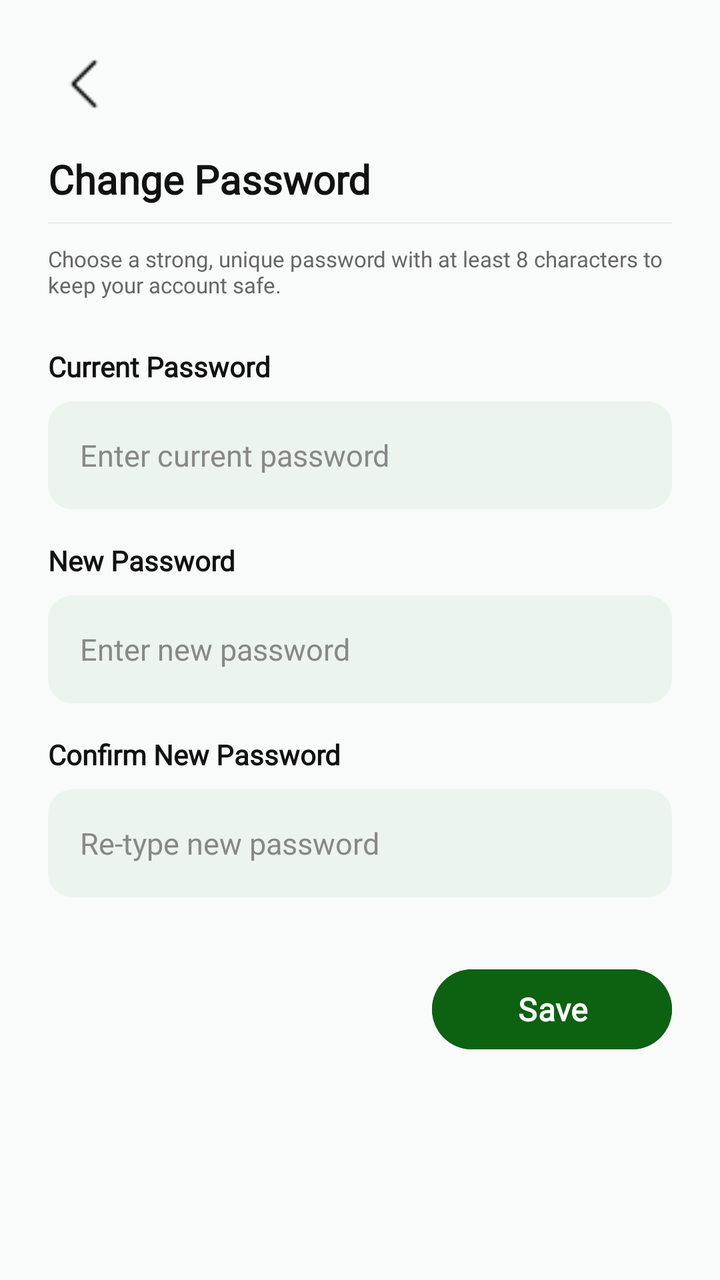
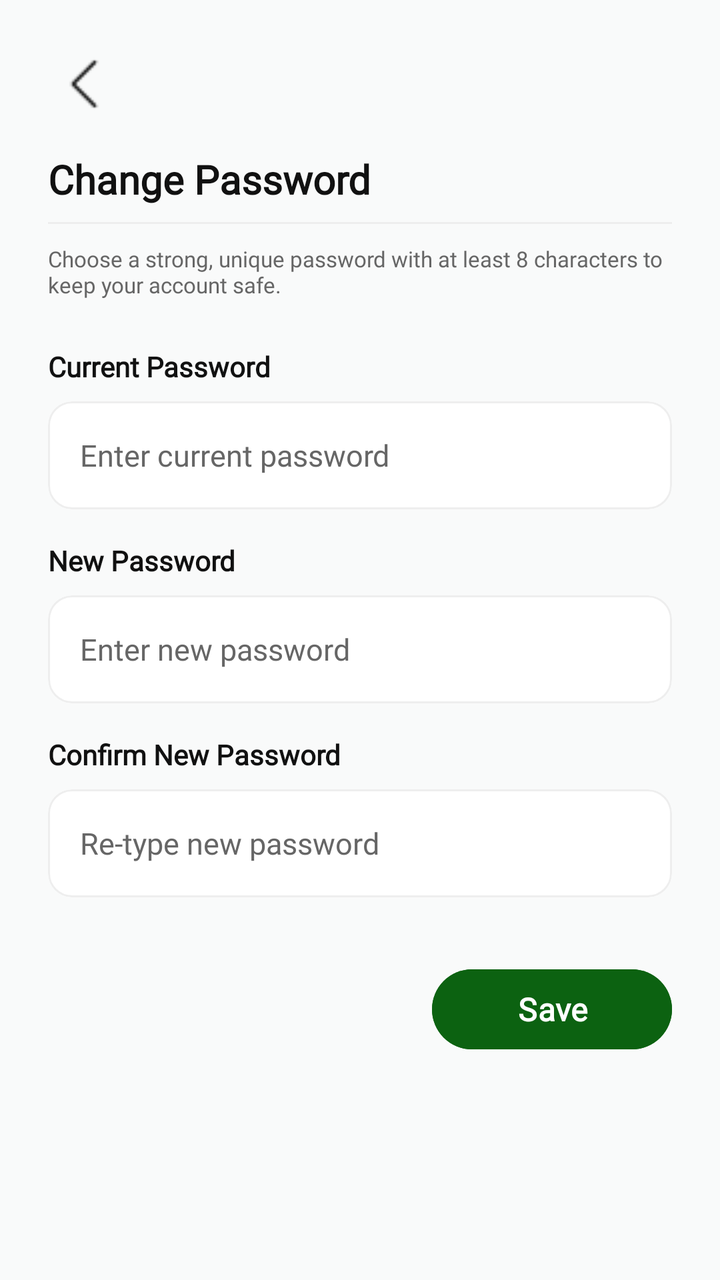

Compare the two renders of this Android layout. The source of the first and the diff that turns it into the second are given below.
<!-- AndroidManifest.xml: application theme Theme.SmartGrow -->
<!-- res/layout/fragment_change_password.xml -->
<?xml version="1.0" encoding="utf-8"?>
<ScrollView xmlns:android="http://schemas.android.com/apk/res/android"
    xmlns:app="http://schemas.android.com/apk/res-auto"
    android:id="@+id/layout_change_pass"
    android:layout_width="match_parent"
    android:layout_height="match_parent"
    android:fillViewport="true"
    android:background="#F9FAFA">

    <androidx.constraintlayout.widget.ConstraintLayout
        android:layout_width="match_parent"
        android:layout_height="wrap_content"
        android:padding="24dp">

        
        <ImageView
            android:id="@+id/btn_back_change_pass"
            android:layout_width="36dp"
            android:layout_height="36dp"
            android:background="?attr/selectableItemBackgroundBorderless"
            android:clickable="true"
            android:focusable="true"
            android:padding="4dp"
            android:src="@drawable/ic_back"
            app:layout_constraintStart_toStartOf="parent"
            app:layout_constraintTop_toTopOf="parent"
            android:contentDescription="Go back" />

        
        <TextView
            android:id="@+id/tv_change_pass_title"
            android:layout_width="0dp"
            android:layout_height="wrap_content"
            android:layout_marginTop="16dp"
            android:text="Change Password"
            android:textColor="#111111"
            android:textSize="20sp"
            android:textStyle="bold"
            android:fontFamily="@font/poppins"
            app:layout_constraintEnd_toEndOf="parent"
            app:layout_constraintStart_toStartOf="parent"
            app:layout_constraintTop_toBottomOf="@id/btn_back_change_pass" />

        
        <View
            android:id="@+id/header_divider"
            android:layout_width="0dp"
            android:layout_height="1dp"
            android:background="#EEEEEE"
            android:layout_marginTop="8dp"
            app:layout_constraintEnd_toEndOf="parent"
            app:layout_constraintStart_toStartOf="parent"
            app:layout_constraintTop_toBottomOf="@id/tv_change_pass_title"/>

        
        <TextView
            android:id="@+id/tv_change_pass_subtitle"
            android:layout_width="0dp"
            android:layout_height="wrap_content"
            android:layout_marginTop="10dp"
            android:text="Choose a strong, unique password with at least 8 characters to keep your account safe."
            android:textColor="#666666"
            android:textSize="11sp"
            android:fontFamily="@font/poppins"
            app:layout_constraintEnd_toEndOf="parent"
            app:layout_constraintStart_toStartOf="parent"
            app:layout_constraintTop_toBottomOf="@id/header_divider" />

        
        <TextView
            android:id="@+id/lbl_current_password"
            android:layout_width="0dp"
            android:layout_height="wrap_content"
            android:layout_marginTop="24dp"
            android:text="Current Password"
            android:textColor="#111111"
            android:textSize="14sp"
            android:textStyle="bold"
            android:fontFamily="@font/poppins"
            app:layout_constraintEnd_toEndOf="parent"
            app:layout_constraintStart_toStartOf="parent"
            app:layout_constraintTop_toBottomOf="@id/tv_change_pass_subtitle" />

        
        <com.google.android.material.card.MaterialCardView
            android:id="@+id/card_current_password"
            android:layout_width="0dp"
            android:layout_height="54dp"
            android:layout_marginTop="8dp"
            app:cardBackgroundColor="#EBF5EE"
            app:cardCornerRadius="12dp"
            app:cardElevation="0dp"
            app:strokeWidth="0dp"
            app:layout_constraintEnd_toEndOf="parent"
            app:layout_constraintStart_toStartOf="parent"
            app:layout_constraintTop_toBottomOf="@id/lbl_current_password">

            <EditText
                android:id="@+id/et_current_password"
                android:layout_width="match_parent"
                android:layout_height="match_parent"
                android:background="@android:color/transparent"
                android:hint="Enter current password"
                android:textColorHint="#888888"
                android:textColor="#111111"
                android:textSize="15sp"
                android:fontFamily="@font/poppins"
                android:inputType="textPassword"
                android:paddingHorizontal="16dp"
                android:importantForAutofill="no" />
        </com.google.android.material.card.MaterialCardView>

        
        <TextView
            android:id="@+id/lbl_new_password"
            android:layout_width="0dp"
            android:layout_height="wrap_content"
            android:layout_marginTop="16dp"
            android:text="New Password"
            android:textColor="#111111"
            android:textSize="14sp"
            android:textStyle="bold"
            android:fontFamily="@font/poppins"
            app:layout_constraintEnd_toEndOf="parent"
            app:layout_constraintStart_toStartOf="parent"
            app:layout_constraintTop_toBottomOf="@id/card_current_password" />

        
        <com.google.android.material.card.MaterialCardView
            android:id="@+id/card_new_password"
            android:layout_width="0dp"
            android:layout_height="54dp"
            android:layout_marginTop="8dp"
            app:cardBackgroundColor="#EBF5EE"
            app:cardCornerRadius="12dp"
            app:cardElevation="0dp"
            app:strokeWidth="0dp"
            app:layout_constraintEnd_toEndOf="parent"
            app:layout_constraintStart_toStartOf="parent"
            app:layout_constraintTop_toBottomOf="@id/lbl_new_password">

            <EditText
                android:id="@+id/et_new_password"
                android:layout_width="match_parent"
                android:layout_height="match_parent"
                android:background="@android:color/transparent"
                android:hint="Enter new password"
                android:textColorHint="#888888"
                android:textColor="#111111"
                android:textSize="15sp"
                android:fontFamily="@font/poppins"
                android:inputType="textPassword"
                android:paddingHorizontal="16dp"
                android:importantForAutofill="no" />
        </com.google.android.material.card.MaterialCardView>

        
        <TextView
            android:id="@+id/lbl_confirm_password"
            android:layout_width="0dp"
            android:layout_height="wrap_content"
            android:layout_marginTop="16dp"
            android:text="Confirm New Password"
            android:textColor="#111111"
            android:textSize="14sp"
            android:textStyle="bold"
            android:fontFamily="@font/poppins"
            app:layout_constraintEnd_toEndOf="parent"
            app:layout_constraintStart_toStartOf="parent"
            app:layout_constraintTop_toBottomOf="@id/card_new_password" />

        
        <com.google.android.material.card.MaterialCardView
            android:id="@+id/card_confirm_password"
            android:layout_width="0dp"
            android:layout_height="54dp"
            android:layout_marginTop="8dp"
            app:cardBackgroundColor="#EBF5EE"
            app:cardCornerRadius="12dp"
            app:cardElevation="0dp"
            app:strokeWidth="0dp"
            app:layout_constraintEnd_toEndOf="parent"
            app:layout_constraintStart_toStartOf="parent"
            app:layout_constraintTop_toBottomOf="@id/lbl_confirm_password">

            <EditText
                android:id="@+id/et_confirm_password"
                android:layout_width="match_parent"
                android:layout_height="match_parent"
                android:background="@android:color/transparent"
                android:hint="Re-type new password"
                android:textColorHint="#888888"
                android:textColor="#111111"
                android:textSize="15sp"
                android:fontFamily="@font/poppins"
                android:inputType="textPassword"
                android:paddingHorizontal="16dp"
                android:importantForAutofill="no" />
        </com.google.android.material.card.MaterialCardView>

        
        <com.google.android.material.button.MaterialButton
            android:id="@+id/btn_save_password"
            android:layout_width="120dp"
            android:layout_height="48dp"
            android:layout_marginTop="32dp"
            android:layout_marginBottom="16dp"
            android:backgroundTint="#0C6211"
            android:text="Save"
            android:textAllCaps="false"
            android:textColor="#FFFFFF"
            android:textSize="16sp"
            android:textStyle="bold"
            android:fontFamily="@font/poppins"
            app:cornerRadius="24dp"
            app:layout_constraintBottom_toBottomOf="parent"
            app:layout_constraintEnd_toEndOf="parent"
            app:layout_constraintTop_toBottomOf="@id/card_confirm_password"
            app:layout_constraintVertical_bias="0.0" />

    </androidx.constraintlayout.widget.ConstraintLayout>
</ScrollView>
<!-- resources referenced by this layout -->
<resources>
  <!-- drawable ic_back: png bitmap (drawable, 215 bytes) -->
  <style name="Theme.SmartGrow" parent="Base.Theme.SmartGrow" />
  <style name="Base.Theme.SmartGrow" parent="Theme.Material3.DayNight.NoActionBar">
          <item name="android:windowBackground">@android:color/white</item>
          <item name="android:windowDisablePreview">true</item>
  
          
          <item name="android:statusBarColor">#FFFFFF</item>
          <item name="android:windowLightStatusBar">true</item>
  
          
          <item name="android:navigationBarColor">#FFFFFF</item>
          <item name="android:windowLightNavigationBar" tools:targetApi="o">true</item>
  
          <item name="android:windowDrawsSystemBarBackgrounds">true</item>
          <item name="android:windowTranslucentStatus">false</item>
          <item name="android:windowTranslucentNavigation">false</item>
      </style>
</resources>

<!-- the commit's change to res/layout/fragment_change_password.xml (unified diff, before → after) -->
@@ -1,11 +1,12 @@
 <?xml version="1.0" encoding="utf-8"?>
 <ScrollView xmlns:android="http://schemas.android.com/apk/res/android"
     xmlns:app="http://schemas.android.com/apk/res-auto"
+    xmlns:tools="http://tools.android.com/tools"
     android:id="@+id/layout_change_pass"
     android:layout_width="match_parent"
     android:layout_height="match_parent"
     android:fillViewport="true"
-    android:background="#F9FAFA">
+    android:background="@color/background">
 
     <androidx.constraintlayout.widget.ConstraintLayout
         android:layout_width="match_parent"
@@ -24,6 +25,7 @@
             android:src="@drawable/ic_back"
             app:layout_constraintStart_toStartOf="parent"
             app:layout_constraintTop_toTopOf="parent"
+            app:tint="@color/text_primary"
             android:contentDescription="Go back" />
 
         
@@ -33,7 +35,7 @@
             android:layout_height="wrap_content"
             android:layout_marginTop="16dp"
             android:text="Change Password"
-            android:textColor="#111111"
+            android:textColor="@color/text_primary"
             android:textSize="20sp"
             android:textStyle="bold"
             android:fontFamily="@font/poppins"
@@ -46,7 +48,7 @@
             android:id="@+id/header_divider"
             android:layout_width="0dp"
             android:layout_height="1dp"
-            android:background="#EEEEEE"
+            android:background="@color/divider"
             android:layout_marginTop="8dp"
             app:layout_constraintEnd_toEndOf="parent"
             app:layout_constraintStart_toStartOf="parent"
@@ -59,7 +61,7 @@
             android:layout_height="wrap_content"
             android:layout_marginTop="10dp"
             android:text="Choose a strong, unique password with at least 8 characters to keep your account safe."
-            android:textColor="#666666"
+            android:textColor="@color/text_secondary"
             android:textSize="11sp"
             android:fontFamily="@font/poppins"
             app:layout_constraintEnd_toEndOf="parent"
@@ -73,7 +75,7 @@
             android:layout_height="wrap_content"
             android:layout_marginTop="24dp"
             android:text="Current Password"
-            android:textColor="#111111"
+            android:textColor="@color/text_primary"
             android:textSize="14sp"
             android:textStyle="bold"
             android:fontFamily="@font/poppins"
@@ -87,10 +89,11 @@
             android:layout_width="0dp"
             android:layout_height="54dp"
             android:layout_marginTop="8dp"
-            app:cardBackgroundColor="#EBF5EE"
+            app:cardBackgroundColor="@color/card_background"
             app:cardCornerRadius="12dp"
             app:cardElevation="0dp"
-            app:strokeWidth="0dp"
+            app:strokeWidth="1dp"
+            app:strokeColor="@color/divider"
             app:layout_constraintEnd_toEndOf="parent"
             app:layout_constraintStart_toStartOf="parent"
             app:layout_constraintTop_toBottomOf="@id/lbl_current_password">
@@ -101,8 +104,8 @@
                 android:layout_height="match_parent"
                 android:background="@android:color/transparent"
                 android:hint="Enter current password"
-                android:textColorHint="#888888"
-                android:textColor="#111111"
+                android:textColorHint="@color/text_secondary"
+                android:textColor="@color/text_primary"
                 android:textSize="15sp"
                 android:fontFamily="@font/poppins"
                 android:inputType="textPassword"
@@ -117,7 +120,7 @@
             android:layout_height="wrap_content"
             android:layout_marginTop="16dp"
             android:text="New Password"
-            android:textColor="#111111"
+            android:textColor="@color/text_primary"
             android:textSize="14sp"
             android:textStyle="bold"
             android:fontFamily="@font/poppins"
@@ -131,10 +134,11 @@
             android:layout_width="0dp"
             android:layout_height="54dp"
             android:layout_marginTop="8dp"
-            app:cardBackgroundColor="#EBF5EE"
+            app:cardBackgroundColor="@color/card_background"
             app:cardCornerRadius="12dp"
             app:cardElevation="0dp"
-            app:strokeWidth="0dp"
+            app:strokeWidth="1dp"
+            app:strokeColor="@color/divider"
             app:layout_constraintEnd_toEndOf="parent"
             app:layout_constraintStart_toStartOf="parent"
             app:layout_constraintTop_toBottomOf="@id/lbl_new_password">
@@ -145,8 +149,8 @@
                 android:layout_height="match_parent"
                 android:background="@android:color/transparent"
                 android:hint="Enter new password"
-                android:textColorHint="#888888"
-                android:textColor="#111111"
+                android:textColorHint="@color/text_secondary"
+                android:textColor="@color/text_primary"
                 android:textSize="15sp"
                 android:fontFamily="@font/poppins"
                 android:inputType="textPassword"
@@ -161,7 +165,7 @@
             android:layout_height="wrap_content"
             android:layout_marginTop="16dp"
             android:text="Confirm New Password"
-            android:textColor="#111111"
+            android:textColor="@color/text_primary"
             android:textSize="14sp"
             android:textStyle="bold"
             android:fontFamily="@font/poppins"
@@ -175,10 +179,11 @@
             android:layout_width="0dp"
             android:layout_height="54dp"
             android:layout_marginTop="8dp"
-            app:cardBackgroundColor="#EBF5EE"
+            app:cardBackgroundColor="@color/card_background"
             app:cardCornerRadius="12dp"
             app:cardElevation="0dp"
-            app:strokeWidth="0dp"
+            app:strokeWidth="1dp"
+            app:strokeColor="@color/divider"
             app:layout_constraintEnd_toEndOf="parent"
             app:layout_constraintStart_toStartOf="parent"
             app:layout_constraintTop_toBottomOf="@id/lbl_confirm_password">
@@ -189,8 +194,8 @@
                 android:layout_height="match_parent"
                 android:background="@android:color/transparent"
                 android:hint="Re-type new password"
-                android:textColorHint="#888888"
-                android:textColor="#111111"
+                android:textColorHint="@color/text_secondary"
+                android:textColor="@color/text_primary"
                 android:textSize="15sp"
                 android:fontFamily="@font/poppins"
                 android:inputType="textPassword"
@@ -205,10 +210,10 @@
             android:layout_height="48dp"
             android:layout_marginTop="32dp"
             android:layout_marginBottom="16dp"
-            android:backgroundTint="#0C6211"
+            android:backgroundTint="@color/primary_green"
             android:text="Save"
             android:textAllCaps="false"
-            android:textColor="#FFFFFF"
+            android:textColor="@color/white"
             android:textSize="16sp"
             android:textStyle="bold"
             android:fontFamily="@font/poppins"
<!-- resource entries referenced after the edit -->
@@ -1,17 +1,24 @@
 <!-- resources referenced by this layout -->
 <resources>
+  <color name="background">#F9FAFA</color>
+  <color name="card_background">#FFFFFF</color>
+  <color name="divider">#EEEEEE</color>
+  <color name="primary_green">#0C6211</color>
+  <color name="text_primary">#111111</color>
+  <color name="text_secondary">#666666</color>
+  <color name="white">#FFFFFFFF</color>
   <!-- drawable ic_back: png bitmap (drawable, 215 bytes) -->
   <style name="Theme.SmartGrow" parent="Base.Theme.SmartGrow" />
   <style name="Base.Theme.SmartGrow" parent="Theme.Material3.DayNight.NoActionBar">
-          <item name="android:windowBackground">@android:color/white</item>
+          <item name="android:windowBackground">@color/background</item>
           <item name="android:windowDisablePreview">true</item>
   
           
-          <item name="android:statusBarColor">#FFFFFF</item>
+          <item name="android:statusBarColor">@color/background</item>
           <item name="android:windowLightStatusBar">true</item>
   
           
-          <item name="android:navigationBarColor">#FFFFFF</item>
+          <item name="android:navigationBarColor">@color/background</item>
           <item name="android:windowLightNavigationBar" tools:targetApi="o">true</item>
   
           <item name="android:windowDrawsSystemBarBackgrounds">true</item>
